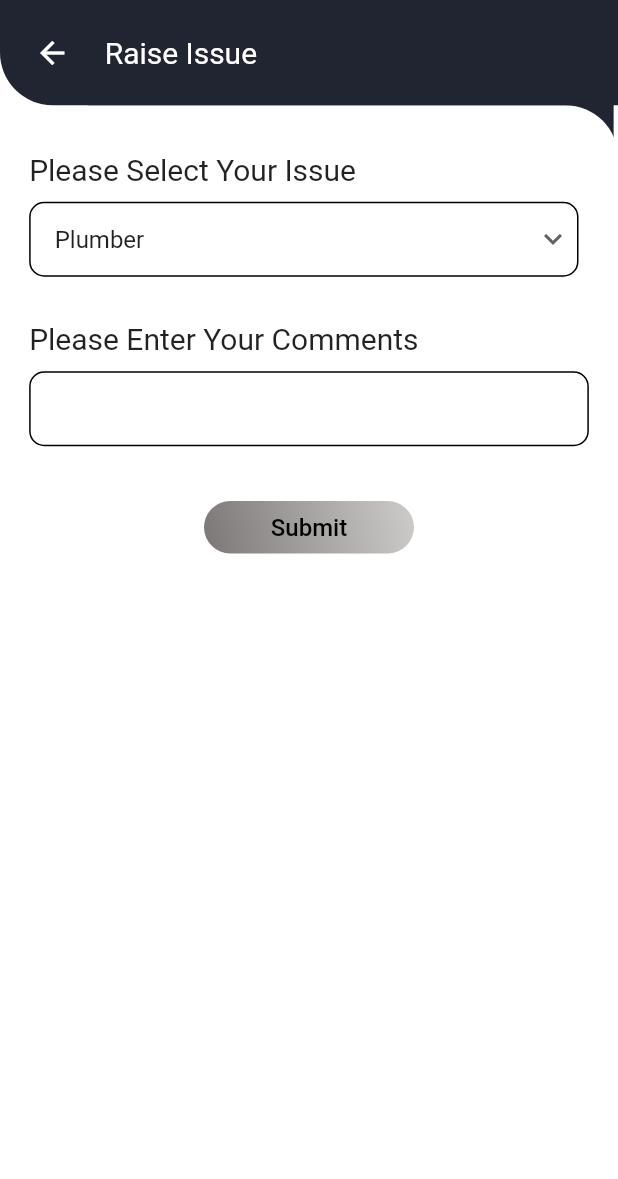
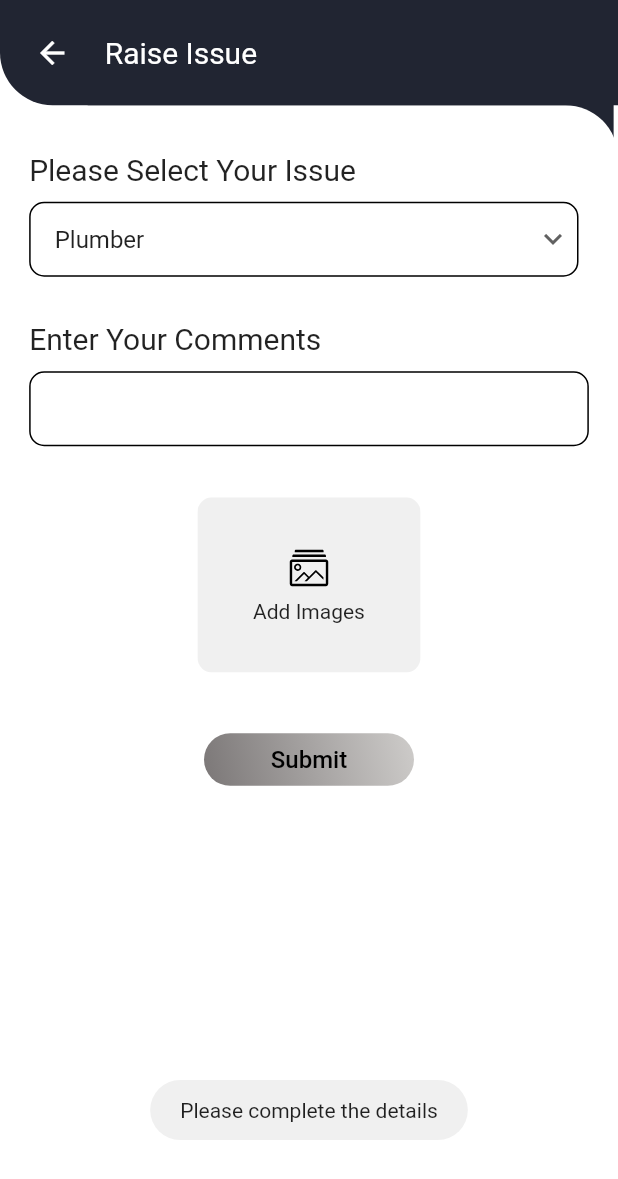
Before and after one commit to FINSEM/finsem_client, a Flutter app: the ReportIssue widget shown alone on an empty page, opened directly, after a tap on "Submit", on a phone screen of 412 x 824 dp. Shown: the top 1179 px of the screen. Run offline on Flutter 3.47's test engine with Material 2 defaults, Android fonts, the phone set to English and light mode, and no system bars; our stand-ins replace carousel_slider, cloud_firestore, firebase_auth, firebase_core, firebase_storage, flutter_screenutil and 8 more; missing offline and left inert: firebase_app_check, razorpay_flutter; accounts and stored records are empty; network calls fail.

Commit message:
Image picker

```diff
--- a/lib/ui/screens/support_screen/report_issue.dart
+++ b/lib/ui/screens/support_screen/report_issue.dart
@@ -1,6 +1,13 @@
+import 'dart:io';
+
+import 'package:finsem_client/controller/api.dart';
 import 'package:finsem_client/ui/component/curved_appbar.dart';
 import 'package:flutter/material.dart';
 import 'package:flutter_screenutil/flutter_screenutil.dart';
+import 'package:flutter_svg/flutter_svg.dart';
+import 'package:fluttertoast/fluttertoast.dart';
+import 'package:image_picker/image_picker.dart';
+import 'dart:developer' as debug;
 
 class ReportIssue extends StatefulWidget {
   const ReportIssue({Key? key}) : super(key: key);
@@ -21,11 +28,14 @@ class _ReportIssueState extends State<ReportIssue> {
     'Electrician',
     'Other',
   ];
+  final ImagePicker _picker = ImagePicker();
+  File file = File('');
   @override
   Widget build(BuildContext context) {
     return CurvedAppBar(
         isBack: true,
         title: "Raise Issue",
+        child: SingleChildScrollView(
           child: Padding(
             padding: const EdgeInsets.all(8.0),
             child: Column(
@@ -74,7 +84,7 @@ class _ReportIssueState extends State<ReportIssue> {
                   height: 30,
                 ),
                 const Text(
-                "Please Enter Your Comments",
+                  "Enter Your Comments",
                   style: TextStyle(
                     fontSize: 20,
                   ),
@@ -102,6 +112,75 @@ class _ReportIssueState extends State<ReportIssue> {
                     onChanged: (text) {
                       issuecomment = text;
                     },
+                  ),
+                ),
+                const SizedBox(height: 30),
+                Center(
+                  child: file.path == ''
+                      ? Padding(
+                          padding: const EdgeInsets.all(4.0),
+                          child: ClipRRect(
+                              borderRadius:
+                                  const BorderRadius.all(Radius.circular(10)),
+                              child: GestureDetector(
+                                onTap: () {
+                                  _imgFromGallery();
+                                },
+                                child: Container(
+                                  height: 100.h,
+                                  width: 130.w,
+                                  color: const Color(0xffF0F0F0),
+                                  child: Column(
+                                    mainAxisAlignment: MainAxisAlignment.center,
+                                    children: [
+                                      SvgPicture.asset(
+                                        'assets/icons/gallery.svg',
+                                        height: 30,
+                                      ),
+                                      const SizedBox(height: 5),
+                                      const Text('Add Images')
+                                    ],
+                                  ),
+                                ),
+                              )),
+                        )
+                      : Container(
+                          height: 100.h,
+                          width: 130.w,
+                          padding: const EdgeInsets.all(4.0),
+                          child: ClipRRect(
+                            borderRadius:
+                                const BorderRadius.all(Radius.circular(15)),
+                            child: Stack(
+                              children: [
+                                Container(
+                                    height: 100.h,
+                                    width: 130.w,
+                                    color: const Color(0xffF0F0F0),
+                                    child: Image.file(
+                                      file,
+                                      fit: BoxFit.cover,
+                                    )),
+                                Align(
+                                  alignment: Alignment.topRight,
+                                  child: GestureDetector(
+                                    onTap: () {
+                                      setState(() {
+                                        file = File('');
+                                      });
+                                    },
+                                    child: SizedBox(
+                                      width: 35,
+                                      height: 35,
+                                      child: SvgPicture.asset(
+                                        'assets/icons/deleteimage.svg',
+                                      ),
+                                    ),
+                                  ),
+                                ),
+                              ],
+                            ),
+                          ),
                         ),
                 ),
                 const SizedBox(height: 30),
@@ -136,12 +215,58 @@ class _ReportIssueState extends State<ReportIssue> {
                           ),
                         ),
                       ),
-                    onPressed: () {},
+                      onPressed: () {
+                        if (issuevalue.isNotEmpty &&
+                            issuecomment.isNotEmpty &&
+                            file.path != '') {
+                          showDialog(
+                              context: context,
+                              builder: (context) {
+                                return Container(
+                                    color: Colors.white,
+                                    height: 100,
+                                    width: 100,
+                                    child: const Center(
+                                        child: CircularProgressIndicator()));
+                              });
+                          Api.uploadIssue(issuevalue, issuecomment, file)
+                              .then((value) {
+                            Navigator.pop(context);
+                            Navigator.pop(context);
+                          });
+                        } else {
+                          Fluttertoast.showToast(
+                              msg: "Please complete the details");
+                        }
+                      },
                     ),
                   ],
                 ),
               ],
             ),
+          ),
         ));
   }
+
+  _imgFromGallery() async {
+    final _picker = ImagePicker();
+    //IF PERSON CANCELS THEN THE PATH WILL BE '' -- KEEP IN MIND
+    XFile? image = (await _picker.pickImage(
+          source: ImageSource.gallery,
+          imageQuality: 40,
+        )) ??
+        XFile('');
+
+    setState(() {
+      // _videoPlayerController.dispose();
+      // video = File('');
+      if (image.path == '') {
+        debug.log('Cancelled');
+      } else {
+        setState(() {
+          file = File(image.path);
+        });
       }
+    });
+  }
+}
--- a/pubspec.yaml
+++ b/pubspec.yaml
@@ -28,6 +28,7 @@ dependencies:
   carousel_slider: ^4.0.0
   razorpay_flutter: ^1.3.0
   url_launcher: ^6.1.2
+  image_picker: ^0.8.5+3
 
 dev_dependencies:
   flutter_test:
```
Also changed, not shown: lib/controller/api.dart (+39 -0 lines), assets/icons/deleteimage.svg (added), assets/icons/gallery.svg (added), pubspec.lock. Lines whose indentation alone changed are shown as unchanged.
